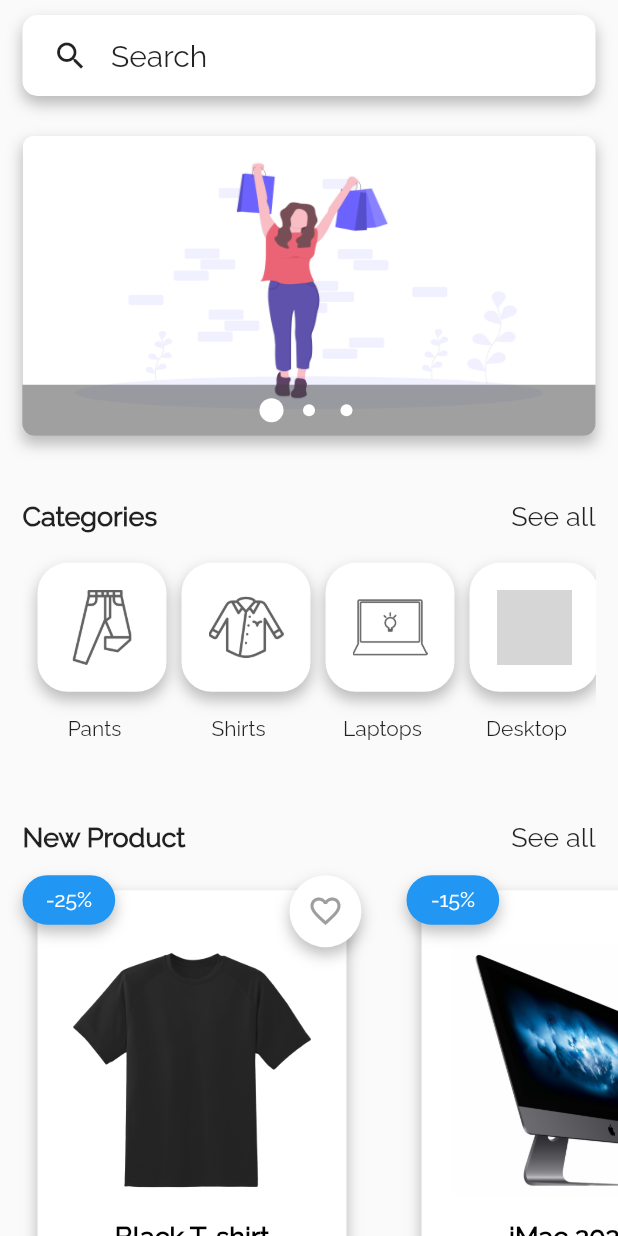
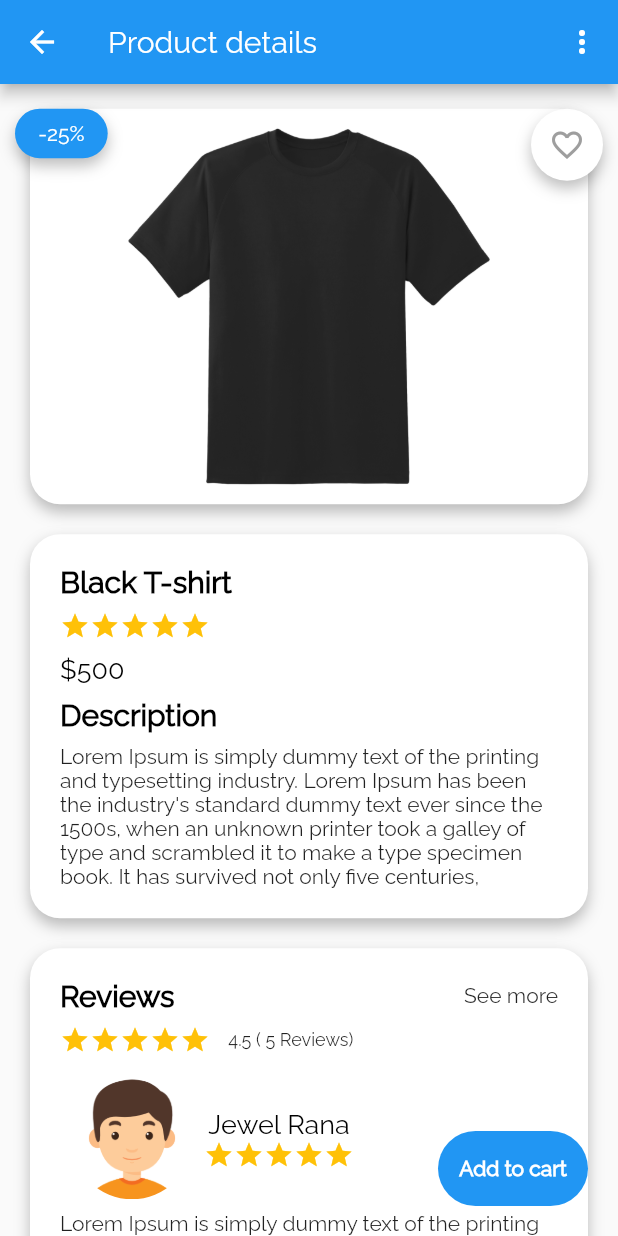
Before and after one commit to tonujewel/SX-Commerce, a Flutter app: the screen it shows after launch, on a phone screen of 412 x 824 dp. Run offline on Flutter 3.47's test engine with Material 2 defaults, Android fonts, the phone set to English and light mode, and no system bars; drawn by our look-alikes of carousel_pro; our stand-ins replace carousel_slider, easy_localization, fancy_bottom_navigation, flutter_platform_widgets, flutter_spinkit, flutter_zoom_drawer and 4 more; grey boxes are pictures that could not be loaded.

Commit message:
product details page done

```diff
--- a/lib/components/CarouselSlider.dart
+++ b/lib/components/CarouselSlider.dart
@@ -2,18 +2,18 @@ import 'package:carousel_pro/carousel_pro.dart';
 import 'package:flutter/material.dart';
 import 'package:sx_commerece/Utils/AppConstant.dart';
 
-class CarouselSlider extends StatefulWidget {
-  @override
-  _CarouselSliderState createState() => _CarouselSliderState();
-}
+class CarouselSlider extends StatelessWidget {
 
-class _CarouselSliderState extends State<CarouselSlider> {
+   bool showRadius = false;
+   double height = 200;
+  CarouselSlider({this.showRadius});
+
   @override
   Widget build(BuildContext context) {
     return Container(
       decoration: BoxDecoration(
-        borderRadius: new BorderRadius.all(Radius.circular(5)),
-        boxShadow: shadow
+          borderRadius: new BorderRadius.all(Radius.circular(5)),
+          boxShadow: shadow
       ),
       height: 200,
       child: Carousel(
@@ -29,4 +29,5 @@ class _CarouselSliderState extends State<CarouselSlider> {
       ),
     );
   }
+
 }
--- a/lib/screens/main.dart
+++ b/lib/screens/main.dart
@@ -3,6 +3,7 @@ import 'package:easy_localization/easy_localization.dart';
 import 'package:flutter/material.dart';
 import 'package:sx_commerece/Language/Language.dart';
 import 'package:sx_commerece/screens/bottomNavigation/home/HomeScreen.dart';
+import 'package:sx_commerece/screens/product_details/ProductDetailsScreen.dart';
 import 'package:sx_commerece/screens/splash/SplashScreen.dart';
 
 Language language = Language();
@@ -31,8 +32,8 @@ class MyApp extends StatelessWidget {
           primarySwatch: Colors.blue,
           visualDensity: VisualDensity.adaptivePlatformDensity,
           fontFamily: 'Raleway'),
-   //  home: SplashScreen(),
-      home: HomeScreen(),
+      //     home: SplashScreen(),
+          home: ProductDetailsScreen(),
     );
   }
 }
--- /dev/null
+++ b/lib/screens/product_details/ProductDetailsProvider.dart
@@ -0,0 +1,9 @@
+import 'package:flutter/material.dart';
+
+class ProductDetailsProvider with ChangeNotifier{
+
+  BuildContext context;
+  ProductDetailsProvider();
+  void setView(BuildContext context) => this.context = context;
+
+}
--- /dev/null
+++ b/lib/screens/product_details/ProductDetailsScreen.dart
@@ -0,0 +1,280 @@
+import 'package:flutter/cupertino.dart';
+import 'package:flutter/material.dart';
+import 'package:flutter/widgets.dart';
+import 'package:provider/provider.dart';
+import 'package:rating_bar/rating_bar.dart';
+import 'package:sx_commerece/Dimension/Dimension.dart';
+import 'package:sx_commerece/Utils/AppConstant.dart';
+import 'package:sx_commerece/screens/product_details/ProductDetailsProvider.dart';
+
+class ProductDetailsScreen extends StatefulWidget {
+  @override
+  _ProductDetailsScreenState createState() => _ProductDetailsScreenState();
+}
+
+class _ProductDetailsScreenState extends State<ProductDetailsScreen> {
+  ProductDetailsProvider productDetailsProvider;
+
+  @override
+  Widget build(BuildContext context) {
+    Size size = MediaQuery.of(context).size;
+
+    return ChangeNotifierProvider<ProductDetailsProvider>(
+      create: (_) => ProductDetailsProvider()..setView(context),
+      child: Consumer<ProductDetailsProvider>(builder: (context, model, child) {
+        productDetailsProvider = model;
+        return Scaffold(
+          appBar: topAppBar(context),
+          body: Stack(
+            children: [
+              ListView(
+                children: [
+                  SizedBox(height: size.height * marginTop),
+                  topImageStack(size),
+                  infoContainer(size),
+                  reviewContainer(size)
+                ],
+              ),
+              addCartPositioned()
+            ],
+          ),
+        );
+      }),
+    );
+  }
+
+  Container reviewContainer(Size size) {
+    return Container(
+                  margin: EdgeInsets.all(20),
+                  padding: EdgeInsets.all(20),
+                  decoration: BoxDecoration(
+                      color: Colors.white,
+                      boxShadow: shadow,
+                      borderRadius: BorderRadius.circular(20)),
+                  child: Column(
+                    mainAxisAlignment: MainAxisAlignment.start,
+                    crossAxisAlignment: CrossAxisAlignment.start,
+                    children: [
+                      Row(
+                        mainAxisAlignment: MainAxisAlignment.spaceBetween,
+                        children: [
+                          Text(
+                            "Reviews",
+                            style: TextStyle(
+                                color: Colors.black,
+                                fontWeight: Dimension.boldText,
+                                fontSize: 20),
+                          ),
+                          Text("See more"),
+                        ],
+                      ),
+                      SizedBox(height: size.height * 0.01),
+                      Row(
+                        children: [
+                          RatingBar.readOnly(
+                            initialRating: 5,
+                            isHalfAllowed: true,
+                            halfFilledIcon: Icons.star_half,
+                            filledIcon: Icons.star,
+                            emptyIcon: Icons.star_border,
+                            size: 20,
+                          ),
+                          Text(
+                            "    4.5 ( 5 Reviews)",
+                            style: TextStyle(fontSize: 12),
+                          )
+                        ],
+                      ),
+                      SizedBox(height: size.height * 0.01),
+                      Row(
+                        children: [
+                          Container(
+                            padding: EdgeInsets.all(8.0),
+                            decoration: BoxDecoration(
+                              borderRadius: BorderRadius.circular(50),
+                            ),
+                            child: CircleAvatar(
+                              backgroundImage:
+                                  AssetImage('assets/images/boy.png'),
+                              radius: 40,
+                              backgroundColor: Colors.white,
+                            ),
+                          ),
+                          Column(
+                            children: [
+                              Text("Jewel Rana", style: TextStyle(color: Colors.black,fontSize: 18)),
+                              RatingBar.readOnly(
+                                initialRating: 5,
+                                isHalfAllowed: true,
+                                halfFilledIcon: Icons.star_half,
+                                filledIcon: Icons.star,
+                                emptyIcon: Icons.star_border,
+                                size: 20,
+                              ),
+                            ],
+                          )
+                        ],
+                      ),
+                      Text("Lorem Ipsum is simply dummy text of the printing and typesetting industry. Lorem Ipsum has been the industry's standard dummy text ever since the 1500s, when an unknown printer took a galley of type and scrambled it to make a type specimen book."),
+                    ],
+                  ),
+                );
+  }
+  Container infoContainer(Size size) {
+    return Container(
+      margin: EdgeInsets.only(left: 20, right: 20, top: 20),
+      decoration: BoxDecoration(
+          color: Colors.white,
+          boxShadow: shadow,
+          borderRadius: BorderRadius.circular(20)),
+      child: Padding(
+        padding: const EdgeInsets.all(20),
+        child: Column(
+          crossAxisAlignment: CrossAxisAlignment.start,
+          mainAxisAlignment: MainAxisAlignment.start,
+          children: [
+            Text(
+              "Black T-shirt",
+              style: TextStyle(
+                  color: Colors.black,
+                  fontWeight: Dimension.boldText,
+                  fontSize: 20),
+            ),
+            SizedBox(height: size.height * 0.01),
+            Row(
+              children: [
+                RatingBar.readOnly(
+                  initialRating: 5,
+                  isHalfAllowed: true,
+                  halfFilledIcon: Icons.star_half,
+                  filledIcon: Icons.star,
+                  emptyIcon: Icons.star_border,
+                  size: 20,
+                ),
+              ],
+            ),
+            SizedBox(
+              height: size.height * 0.01,
+            ),
+            Text(
+              "\$500",
+              maxLines: 1,
+              style: TextStyle(
+                  color: Colors.black, fontSize: Dimension.Text_Size_Big),
+            ),
+            SizedBox(
+              height: size.height * 0.01,
+            ),
+            Text(
+              "Description",
+              style: TextStyle(
+                  color: Colors.black,
+                  fontWeight: Dimension.boldText,
+                  fontSize: 20),
+            ),
+            SizedBox(
+              height: size.height * 0.01,
+            ),
+            Text(
+                "Lorem Ipsum is simply dummy text of the printing and typesetting industry. Lorem Ipsum has been the industry's standard dummy text ever since the 1500s, when an unknown printer took a galley of type and scrambled it to make a type specimen book. It has survived not only five centuries,"),
+          ],
+        ),
+      ),
+    );
+  }
+  Stack topImageStack(Size size) {
+    return Stack(
+      children: [
+        Container(
+          height: size.height * .32,
+          width: size.width,
+          margin: EdgeInsets.only(left: 20, right: 20),
+          decoration: BoxDecoration(
+              color: Colors.white,
+              boxShadow: shadow,
+              borderRadius: BorderRadius.circular(20)),
+          child: Padding(
+            padding: const EdgeInsets.all(8.0),
+            child: Image.asset(
+              "assets/images/t_shirt.png",
+              height: size.height * .3,
+              width: size.width,
+            ),
+          ),
+        ),
+        Positioned(
+          top: 0,
+          right: 0,
+          child: Container(
+            margin: EdgeInsets.only(right: 10),
+            decoration: BoxDecoration(
+              borderRadius: BorderRadius.circular(50),
+              color: Colors.white,
+              boxShadow: shadow,
+            ),
+            child: IconButton(
+              icon: Icon(Icons.favorite_border),
+              color: Colors.grey,
+              onPressed: () {},
+            ),
+          ),
+        ),
+        Positioned(
+          child: Container(
+              height: size.width * 0.08,
+              width: size.width * 0.15,
+              margin: EdgeInsets.only(left: 10),
+              decoration: BoxDecoration(
+                borderRadius: BorderRadius.circular(30),
+                color: primaryColor,
+                boxShadow: shadow,
+              ),
+              child: Center(
+                  child: Text(
+                "-25%",
+                style: TextStyle(color: Colors.white),
+              ))),
+        )
+      ],
+    );
+  }
+  AppBar topAppBar(BuildContext context) {
+    return AppBar(
+      title: Text("Product details"),
+      leading: IconButton(
+        icon: Icon(Icons.arrow_back),
+        onPressed: () {
+          Navigator.pop(context);
+        },
+      ),
+      actions: [
+        IconButton(
+          icon: Icon(Icons.more_vert),
+          onPressed: () {
+            showToast('more button clicked');
+          },
+        )
+      ],
+    );
+  }
+  Positioned addCartPositioned() {
+    return Positioned(
+      bottom: 0,
+      right: 0,
+      child: Padding(
+        padding: const EdgeInsets.all(20),
+        child: Container(
+          height: 50,
+          width: 100,
+          decoration: BoxDecoration(
+              borderRadius: BorderRadius.circular(30), color: primaryColor),
+          child: Center(
+            child: Text("Add to cart",
+                style: TextStyle(
+                    color: Colors.white, fontWeight: FontWeight.bold)),
+          ),
+        ),
+      ),
+    );
+  }
+}
--- a/pubspec.yaml
+++ b/pubspec.yaml
@@ -29,7 +29,9 @@ dependencies:
   #Image picker
   image_picker: ^0.6.7+11
   # Carousel slider
-  carousel_pro: ^1.0.0
+  carousel_pro: ^1.0.0 #............ old ..............
+  # Carousel slider
+  carousel_slider: ^2.3.1  #............ New ..............
   # fancy bottom navigation
   fancy_bottom_navigation: ^0.3.2
   # Toast
```
Also changed, not shown: lib/Utils/AppConstant.dart (+12 -3 lines), lib/components/CustomCarousel.dart (added, +75 -0 lines), lib/screens/bottomNavigation/home/HomeScreen.dart (+90 -8 lines), pubspec.lock.
